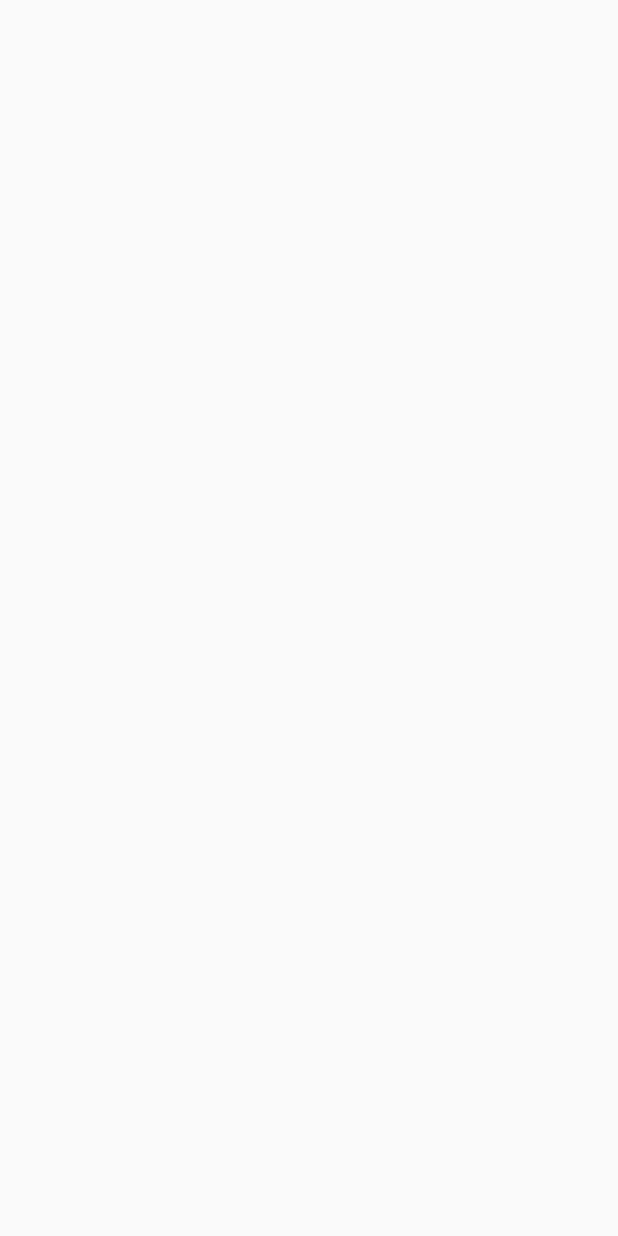
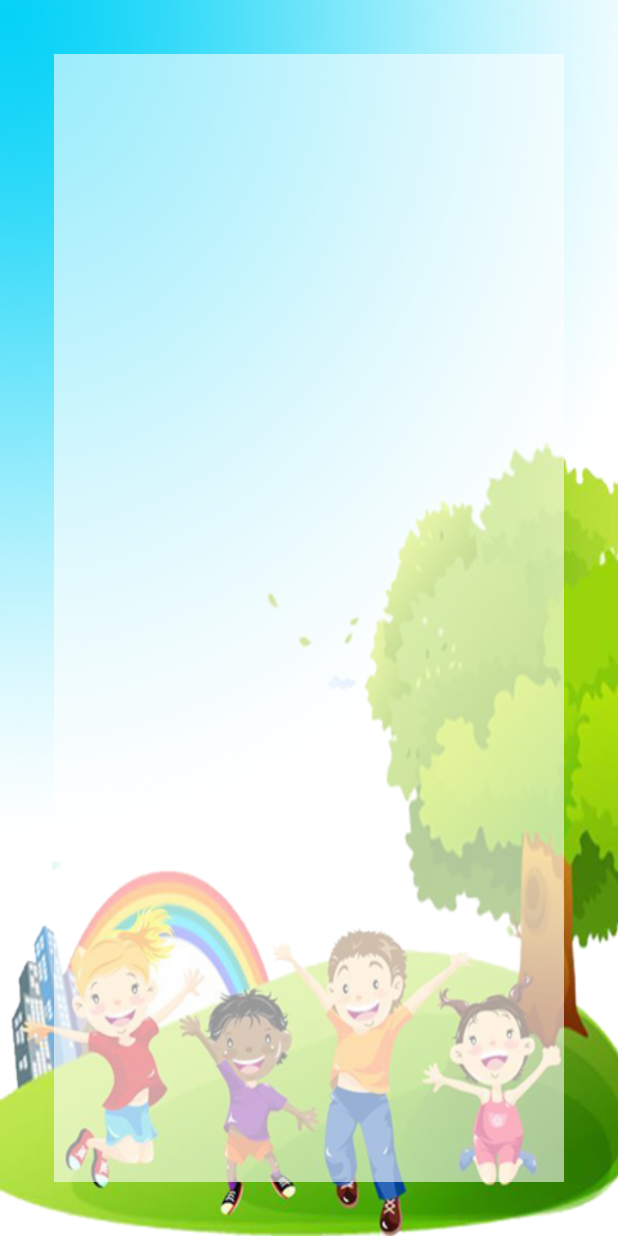
Before and after one commit to khurkham/Sorting-Thai, an Android app: the SortListView screen opened directly, with no data from a screen before it, on a phone screen of 412 x 824 dp. Before the commit the screen is empty. Run offline under Robolectric (Android 15) with nearby library versions, the phone set to English and light mode, and no system bars.

Commit message:
Design UI SortListView Finish

```diff
--- a/app/src/main/res/layout/activity_sort_list_view.xml
+++ b/app/src/main/res/layout/activity_sort_list_view.xml
@@ -8,6 +8,12 @@
     android:paddingLeft="@dimen/activity_horizontal_margin"
     android:paddingRight="@dimen/activity_horizontal_margin"
     android:paddingTop="@dimen/activity_vertical_margin"
-    tools:context="appewtc.masterung.sortingthai.SortListView">
+    tools:context="appewtc.masterung.sortingthai.SortListView"
+    android:background="@drawable/bg">
 
+    <ListView
+        android:layout_width="match_parent"
+        android:layout_height="match_parent"
+        android:layout_margin="20dp"
+        android:background="#96ffffff" />
 </RelativeLayout>
```
